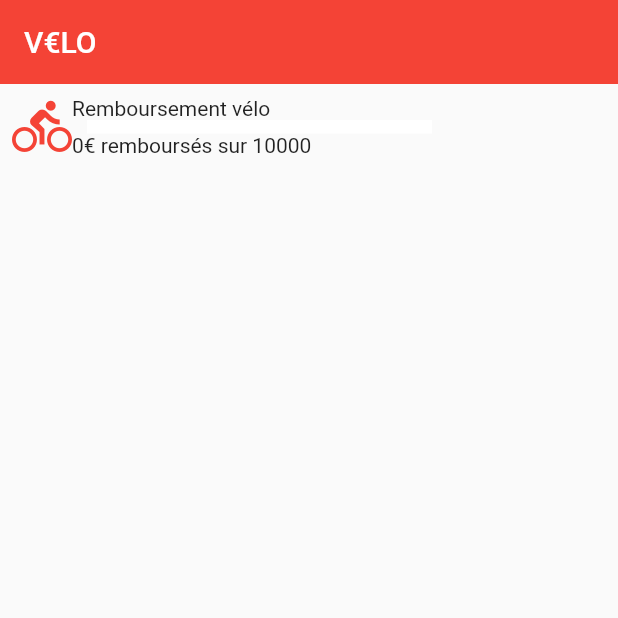
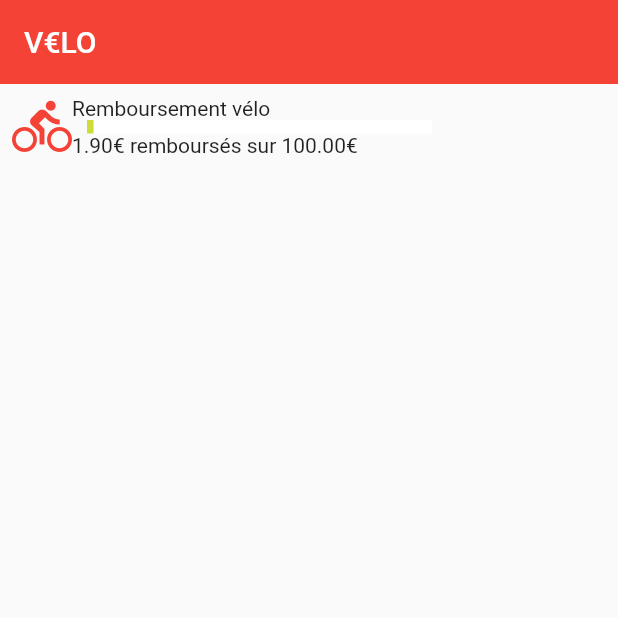
Before and after one commit to Neamar/v-lo, a Flutter app: the screen it shows after launch, item 2 of the bottom bar chosen, after a tap on the "add" icon, on a phone screen of 412 x 824 dp, the top half of it. Run offline on Flutter 3.47's test engine with Material 2 defaults, Android fonts, the phone set to English and light mode, and no system bars; drawn by our look-alikes of percent_indicator; our stand-ins replace shared_preferences.

Commit message:
Ensure floating action button works

```diff
--- /dev/null
+++ b/lib/Currency.dart
@@ -0,0 +1,5 @@
+class Currency {
+  static String formatPrice(int price) {
+    return (price / 100).toStringAsFixed(2);
+  }
+}
--- a/lib/main.dart
+++ b/lib/main.dart
@@ -1,9 +1,9 @@
 import 'package:flutter/material.dart';
 import 'package:provider/provider.dart';
-import 'package:velo/objectives.dart';
 
 import 'home.dart';
 import 'model.dart';
+import 'objectives.dart';
 import 'tabs.dart';
 
 void main() => runApp(VeloApp());
@@ -12,21 +12,15 @@ class VeloApp extends StatelessWidget {
   // This widget is the root of your application.
   @override
   Widget build(BuildContext context) {
-    return MaterialApp(
+    return ChangeNotifierProvider<VeloModel>(
+      builder: (context) => VeloModel(),
+      child: MaterialApp(
         title: 'V€LO',
         theme: ThemeData(
-          // This is the theme of your application.
-          //
-          // Try running your application with "flutter run". You'll see the
-          // application has a blue toolbar. Then, without quitting the app, try
-          // changing the primarySwatch below to Colors.green and then invoke
-          // "hot reload" (press "r" in the console where you ran "flutter run",
-          // or simply save your changes to "hot reload" in a Flutter IDE).
-          // Notice that the counter didn't reset back to zero; the application
-          // is not restarted.
             primarySwatch: Colors.red,
             accentColor: Colors.lime),
         home: Scaffolder(),
+      ),
     );
   }
 }
@@ -59,9 +53,7 @@ class _ScaffolderState extends State<Scaffolder> {
         title: Text("V€LO"),
         elevation: 0.0,
       ),
-      body: ChangeNotifierProvider(
-        builder: (context) => VeloModel(),
-        child: Consumer<VeloModel>(builder: (context, model, child) {
+      body: Consumer<VeloModel>(builder: (context, model, child) {
         if (model.isLoading) {
           return Center(
             child: CircularProgressIndicator(),
@@ -69,7 +61,6 @@ class _ScaffolderState extends State<Scaffolder> {
         }
         return mainWidget;
       }),
-      ),
       bottomNavigationBar: BottomNavigationBar(
         onTap: onTabTapped,
         currentIndex: _currentTab,
--- a/lib/model.dart
+++ b/lib/model.dart
@@ -2,6 +2,7 @@ import 'dart:collection';
 import 'dart:developer';
 import 'package:flutter/material.dart';
 import 'package:shared_preferences/shared_preferences.dart';
+import 'package:velo/Currency.dart';
 
 
 class Item {
@@ -19,7 +20,7 @@ class Item {
   }
 
   String getMoneySavedInEuros() {
-    return (priceReimbursed / 100).toStringAsFixed(2);
+    return Currency.formatPrice(priceReimbursed);
   }
 
   String toString() {
@@ -95,9 +96,7 @@ class VeloModel extends ChangeNotifier {
 
   String getTotalMoneySavedInEuros() {
     int sum = items.map((i) => i.priceReimbursed).reduce((p, s) => p + s);
-    String r = (sum / 100)
-        .round()
-        .toString();
+    String r = Currency.formatPrice(sum);
     return r;
   }
 
--- a/lib/objectives.dart
+++ b/lib/objectives.dart
@@ -1,6 +1,7 @@
 import 'package:flutter/material.dart';
 import 'package:percent_indicator/linear_percent_indicator.dart';
 import 'package:provider/provider.dart';
+import 'package:velo/Currency.dart';
 import 'package:velo/tabs.dart';
 
 import 'model.dart';
@@ -43,9 +44,10 @@ class ObjectivePage extends AppTab {
                       progressColor: Theme.of(context).accentColor,
                     ),
                     Text(
-                      item.priceReimbursed.toString() +
+                      Currency.formatPrice(item.priceReimbursed) +
                           "€ remboursés sur " +
-                          item.price.toString(),
+                          Currency.formatPrice(item.price) +
+                          '€',
                     ),
                   ],
                 )
@@ -58,10 +60,9 @@ class ObjectivePage extends AppTab {
   @override
   FloatingActionButton getFloatingActionButton(BuildContext context) {
     return FloatingActionButton(
-      onPressed: () {
-        Provider.of<VeloModel>(context, listen: false)
-            .addMoneyToCurrentItem(190);
-      },
+      tooltip: "Create new objective",
+      onPressed: () => Provider.of<VeloModel>(context, listen: false)
+          .addMoneyToCurrentItem(190),
       child: Icon(Icons.add),
     );
   }
```
Lines whose indentation alone changed are shown as unchanged.
